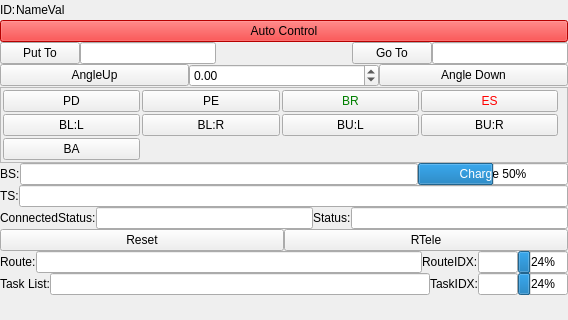
This is Lib/Net/Agent_Widget.ui in break11/AutoStorage as Qt 5 draws it before an edit; both pictures show x 0 to 568 and y 0 to 320 of the 568 by 759 pixel window. The edited form follows.
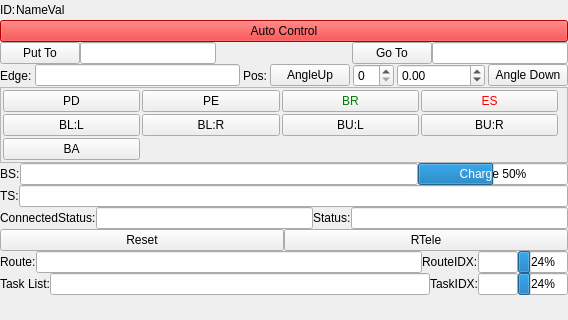
This is the edited form.

```diff
--- a/Lib/Net/Agent_Widget.ui
+++ b/Lib/Net/Agent_Widget.ui
@@ -130,6 +130,48 @@
    </item>
    <item>
     <layout class="QHBoxLayout" name="horizontalLayout_3">
+     <property name="spacing">
+      <number>3</number>
+     </property>
+     <property name="leftMargin">
+      <number>0</number>
+     </property>
+     <property name="topMargin">
+      <number>0</number>
+     </property>
+     <property name="rightMargin">
+      <number>0</number>
+     </property>
+     <property name="bottomMargin">
+      <number>0</number>
+     </property>
+     <item>
+      <widget class="QLabel" name="lbEdge">
+       <property name="text">
+        <string>Edge:</string>
+       </property>
+      </widget>
+     </item>
+     <item>
+      <widget class="QLineEdit" name="edEdge">
+       <property name="readOnly">
+        <bool>false</bool>
+       </property>
+       <property name="clearButtonEnabled">
+        <bool>true</bool>
+       </property>
+       <property name="propRef" stdset="0">
+        <string>edge</string>
+       </property>
+      </widget>
+     </item>
+     <item>
+      <widget class="QLabel" name="lbPos">
+       <property name="text">
+        <string>Pos:</string>
+       </property>
+      </widget>
+     </item>
      <item>
       <widget class="QPushButton" name="btnAngleUp">
        <property name="toolTip">
@@ -143,6 +185,9 @@
        </property>
       </widget>
      </item>
+     <item>
+      <widget class="QSpinBox" name="spinBox"/>
+     </item>
      <item>
       <widget class="QDoubleSpinBox" name="sbAngle">
        <property name="minimum">
```
Left out of the diff: 4 changed lines with no effect on the pictures.
